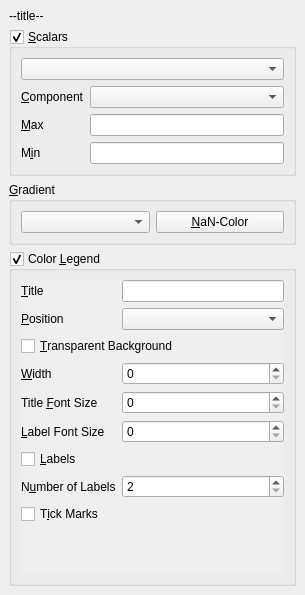
Above: gui/visualization_config/ColorMappingChooser.ui from kateyy/geohazardvis before the change. Below: the same form after it.
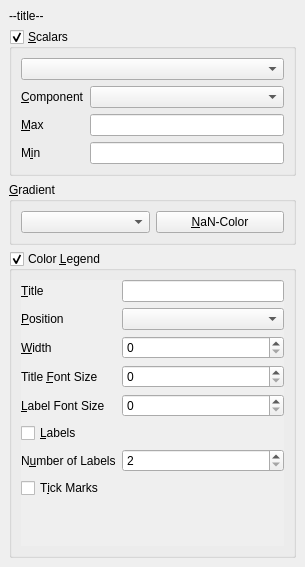
That is the form after the change. Custom widgets are drawn as their Qt base class.

Commit message: Remove "transparent background" option from UI, not implemented anymore

Patch:
```diff
--- a/gui/visualization_config/ColorMappingChooser.ui
+++ b/gui/visualization_config/ColorMappingChooser.ui
@@ -7,7 +7,7 @@
     <x>0</x>
     <y>0</y>
     <width>305</width>
-    <height>595</height>
+    <height>567</height>
    </rect>
   </property>
   <property name="windowTitle">
@@ -139,7 +139,7 @@
             <x>0</x>
             <y>0</y>
             <width>259</width>
-            <height>253</height>
+            <height>225</height>
            </rect>
           </property>
           <layout class="QFormLayout" name="formLayout_3">
@@ -192,14 +192,7 @@
              </property>
             </widget>
            </item>
-           <item row="2" column="0" colspan="2">
-            <widget class="QCheckBox" name="legendTransparentBackground">
-             <property name="text">
-              <string>&amp;Transparent Background</string>
-             </property>
-            </widget>
-           </item>
-           <item row="3" column="0">
+           <item row="2" column="0">
             <widget class="QLabel" name="label_6">
              <property name="text">
               <string>&amp;Width</string>
@@ -209,10 +202,10 @@
              </property>
             </widget>
            </item>
-           <item row="3" column="1">
+           <item row="2" column="1">
             <widget class="QSpinBox" name="legendWidthSpinBox"/>
            </item>
-           <item row="4" column="0">
+           <item row="3" column="0">
             <widget class="QLabel" name="label_2">
              <property name="text">
               <string>Title &amp;Font Size</string>
@@ -222,10 +215,10 @@
              </property>
             </widget>
            </item>
-           <item row="4" column="1">
+           <item row="3" column="1">
             <widget class="QSpinBox" name="legendTitleFontSize"/>
            </item>
-           <item row="5" column="0">
+           <item row="4" column="0">
             <widget class="QLabel" name="label">
              <property name="text">
               <string>&amp;Label Font Size</string>
@@ -235,17 +228,17 @@
              </property>
             </widget>
            </item>
-           <item row="5" column="1">
+           <item row="4" column="1">
             <widget class="QSpinBox" name="legendLabelFontSize"/>
            </item>
-           <item row="6" column="0">
+           <item row="5" column="0">
             <widget class="QCheckBox" name="legendTickLabelsCheckBox">
              <property name="text">
               <string>&amp;Labels</string>
              </property>
             </widget>
            </item>
-           <item row="7" column="0">
+           <item row="6" column="0">
             <widget class="QLabel" name="label_5">
              <property name="text">
               <string>N&amp;umber of Labels</string>
@@ -255,7 +248,7 @@
              </property>
             </widget>
            </item>
-           <item row="7" column="1">
+           <item row="6" column="1">
             <widget class="QSpinBox" name="legendNumLabelsSpinBox">
              <property name="minimum">
               <number>2</number>
@@ -265,7 +258,7 @@
              </property>
             </widget>
            </item>
-           <item row="8" column="0">
+           <item row="7" column="0">
             <widget class="QCheckBox" name="legendTickMarksCheckBox">
              <property name="text">
               <string>T&amp;ick Marks</string>
```
The commit also changes 1 other file.
